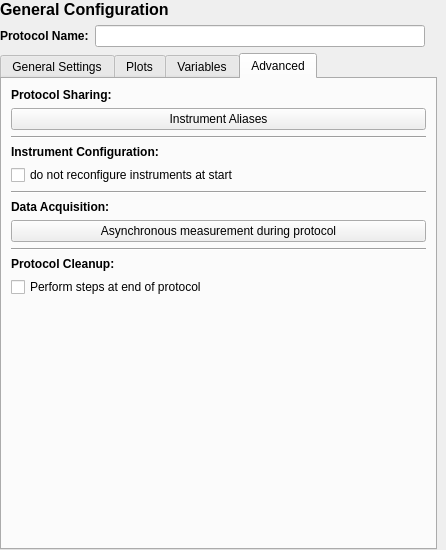
This is nomad_camels/gui/general_protocol_settings.ui in FAU-LAP/NOMAD-CAMELS as Qt 5 draws it before an edit. The edited form follows.
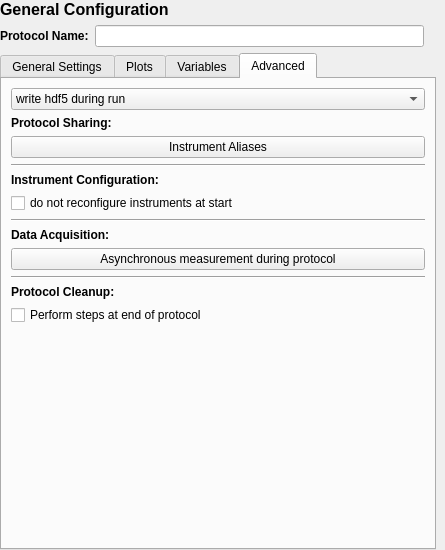
This is the edited form. The open tabs and pages were chosen to show the change. Custom widgets are drawn as their Qt base class.

Commit message: Move 'write hdf5 during run' to Advanced tab

What changed in the file:
```diff
--- a/nomad_camels/gui/general_protocol_settings.ui
+++ b/nomad_camels/gui/general_protocol_settings.ui
@@ -6,7 +6,7 @@
    <rect>
     <x>0</x>
     <y>0</y>
-    <width>446</width>
+    <width>445</width>
     <height>550</height>
    </rect>
   </property>
@@ -94,18 +94,11 @@
          </property>
         </widget>
        </item>
-       <item row="3" column="0" colspan="2">
-        <widget class="QComboBox" name="comboBox_h5">
-         <item>
-          <property name="text">
-           <string>write hdf5 during run</string>
-          </property>
-         </item>
-         <item>
-          <property name="text">
-           <string>write hdf5 after run</string>
-          </property>
-         </item>
+       <item row="4" column="1">
+        <widget class="QCheckBox" name="checkBox_json_exp">
+         <property name="text">
+          <string>Export metadata to json</string>
+         </property>
         </widget>
        </item>
        <item row="9" column="0" colspan="2">
@@ -276,41 +269,22 @@
       <attribute name="title">
        <string>Advanced</string>
       </attribute>
-      <layout class="QGridLayout" name="gridLayout_2">
-       <item row="4" column="0">
-        <widget class="QLabel" name="label_7">
-         <property name="font">
-          <font>
-           <bold>true</bold>
-          </font>
-         </property>
-         <property name="text">
-          <string>Instrument Configuration:</string>
-         </property>
+      <layout class="QVBoxLayout" name="verticalLayout">
+       <item>
+        <widget class="QComboBox" name="comboBox_h5">
+         <item>
+          <property name="text">
+           <string>write hdf5 during run</string>
+          </property>
+         </item>
+         <item>
+          <property name="text">
+           <string>write hdf5 after run</string>
+          </property>
+         </item>
         </widget>
        </item>
-       <item row="3" column="0">
-        <widget class="Line" name="line">
-         <property name="orientation">
-          <enum>Qt::Orientation::Horizontal</enum>
-         </property>
-        </widget>
-       </item>
-       <item row="6" column="0">
-        <widget class="Line" name="line_3">
-         <property name="orientation">
-          <enum>Qt::Orientation::Horizontal</enum>
-         </property>
-        </widget>
-       </item>
-       <item row="5" column="0">
-        <widget class="QCheckBox" name="checkBox_no_config">
-         <property name="text">
-          <string>do not reconfigure instruments at start</string>
-         </property>
-        </widget>
-       </item>
-       <item row="0" column="0">
+       <item>
         <widget class="QLabel" name="label_6">
          <property name="font">
           <font>
@@ -322,40 +296,95 @@
          </property>
         </widget>
        </item>
-       <item row="1" column="0">
+       <item>
         <widget class="QPushButton" name="pushButton_instrument_aliases">
          <property name="text">
           <string>Instrument Aliases</string>
          </property>
         </widget>
        </item>
-       <item row="9" column="0">
+       <item>
+        <widget class="Line" name="line">
+         <property name="orientation">
+          <enum>Qt::Orientation::Horizontal</enum>
+         </property>
+        </widget>
+       </item>
+       <item>
+        <widget class="QLabel" name="label_7">
+         <property name="font">
+          <font>
+           <bold>true</bold>
+          </font>
+         </property>
+         <property name="text">
+          <string>Instrument Configuration:</string>
+         </property>
+        </widget>
+       </item>
+       <item>
+        <widget class="QCheckBox" name="checkBox_no_config">
+         <property name="text">
+          <string>do not reconfigure instruments at start</string>
+         </property>
+        </widget>
+       </item>
+       <item>
+        <widget class="Line" name="line_3">
+         <property name="orientation">
+          <enum>Qt::Orientation::Horizontal</enum>
+         </property>
+        </widget>
+       </item>
+       <item>
+        <widget class="QLabel" name="label_9">
+         <property name="font">
+          <font>
+           <bold>true</bold>
+          </font>
+         </property>
+         <property name="text">
+          <string>Data Acquisition:</string>
+         </property>
+        </widget>
+       </item>
+       <item>
+        <widget class="FlyerButton" name="flyer_button">
+         <property name="text">
+          <string>Asynchronous measurement during protocol</string>
+         </property>
+        </widget>
+       </item>
+       <item>
         <widget class="Line" name="line_4">
          <property name="orientation">
           <enum>Qt::Orientation::Horizontal</enum>
          </property>
         </widget>
        </item>
-       <item row="12" column="0">
+       <item>
+        <widget class="QLabel" name="label_8">
+         <property name="font">
+          <font>
+           <bold>true</bold>
+          </font>
+         </property>
+         <property name="text">
+          <string>Protocol Cleanup:</string>
+         </property>
+        </widget>
+       </item>
+       <item>
         <widget class="QCheckBox" name="checkBox_perform_at_end">
          <property name="text">
           <string>Perform steps at end of protocol</string>
          </property>
         </widget>
        </item>
-       <item row="7" column="0">
-        <widget class="QLabel" name="label_9">
-         <property name="font">
-          <font>
-           <bold>true</bold>
-          </font>
-         </property>
-         <property name="text">
-          <string>Data Acquisition:</string>
-         </property>
-        </widget>
+       <item>
+        <widget class="Path_Button_Edit" name="ending_protocol_selection" native="true"/>
        </item>
-       <item row="15" column="0">
+       <item>
         <spacer name="verticalSpacer_3">
          <property name="orientation">
           <enum>Qt::Orientation::Vertical</enum>
@@ -368,28 +397,6 @@
          </property>
         </spacer>
        </item>
-       <item row="11" column="0">
-        <widget class="QLabel" name="label_8">
-         <property name="font">
-          <font>
-           <bold>true</bold>
-          </font>
-         </property>
-         <property name="text">
-          <string>Protocol Cleanup:</string>
-         </property>
-        </widget>
-       </item>
-       <item row="14" column="0">
-        <widget class="Path_Button_Edit" name="ending_protocol_selection" native="true"/>
-       </item>
-       <item row="8" column="0">
-        <widget class="FlyerButton" name="flyer_button">
-         <property name="text">
-          <string>Asynchronous measurement during protocol</string>
-         </property>
-        </widget>
-       </item>
       </layout>
      </widget>
     </widget>
```
Left out of the diff: 75 changed lines with no effect on the pictures. The commit also changes 1 other file.
